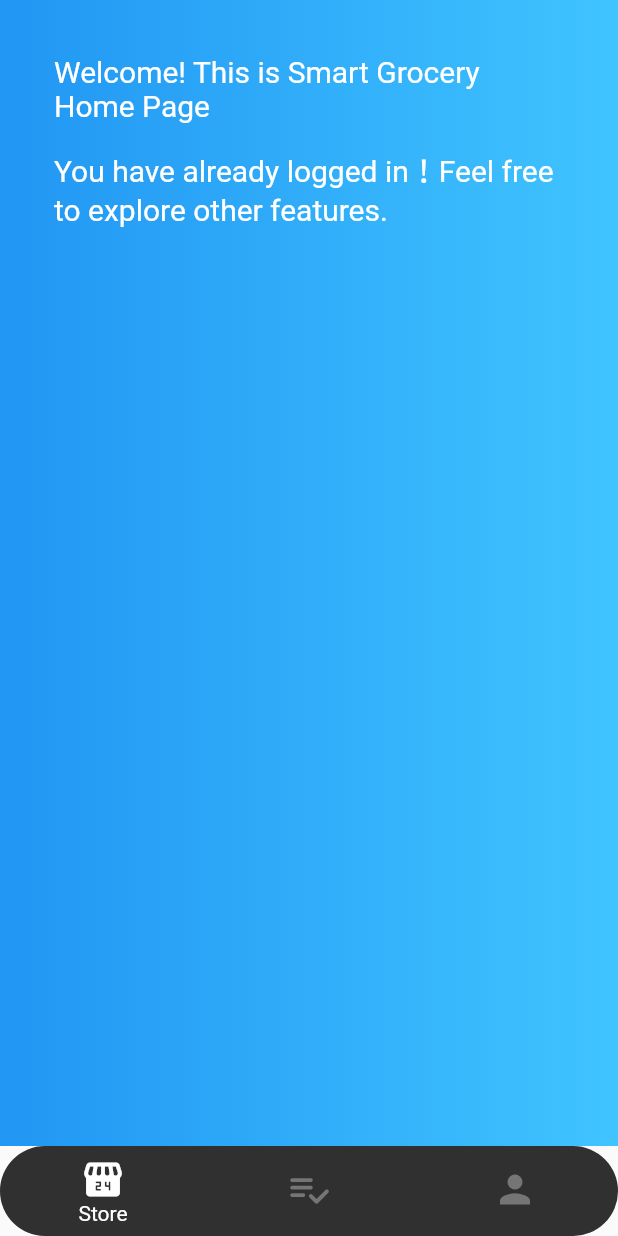
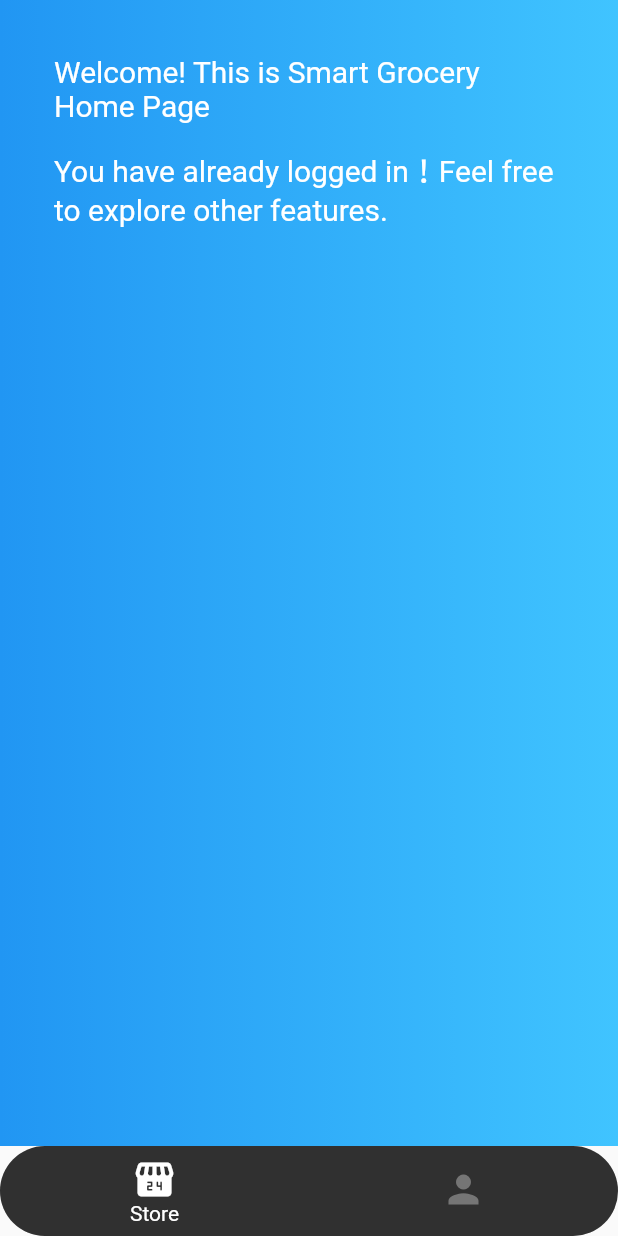
Before and after one commit to Hrithik-Kumar/Smart-Grocery-Map-and-Inventory, a Flutter app: the NavBar screen opened directly, on a phone screen of 412 x 824 dp. Run offline on Flutter 3.47's test engine with Material 2 defaults, Android fonts, the phone set to English and light mode, and no system bars; our stand-ins replace image_picker, lottie, sqflite; accounts and stored records are empty; project files that could hold a hidden picture were left out.

Commit message:
Revert "BOUNB-62 Update NavBar"
This reverts commit 960a19589a2dc042d5bfba379c5b086f35f9a133.

```diff
--- a/code/smart_grocery_map/lib/screens/company-home/NavBar.dart
+++ b/code/smart_grocery_map/lib/screens/company-home/NavBar.dart
@@ -1,7 +1,6 @@
 import 'package:flutter/material.dart';
 import './StoreScreen.dart';
 import './UserScreen.dart';
-import './CompanyInventory.dart';
 
 class NavBar extends StatefulWidget {
   NavBar ({Key? key}) : super(key: key);
@@ -21,9 +20,6 @@ class NavBarState extends State<NavBar> {
         widget = StoreScreen();
         break;
       case 1:
-        widget = CompanyInventory();
-        break;
-      case 2:
         widget = UserScreen();
         break;
     }
@@ -55,14 +51,10 @@ class NavBarState extends State<NavBar> {
             label: 'Store',
           ),
           BottomNavigationBarItem(
-            icon: Icon(Icons.playlist_add_check_rounded),
-            label: 'Inventory',),
-          BottomNavigationBarItem(
             icon: Icon(Icons.person),
-            label: 'Company',),
-
-
-          ],
+            label: 'Company',
+          ),
+        ],
       ),
     );
   }
```
